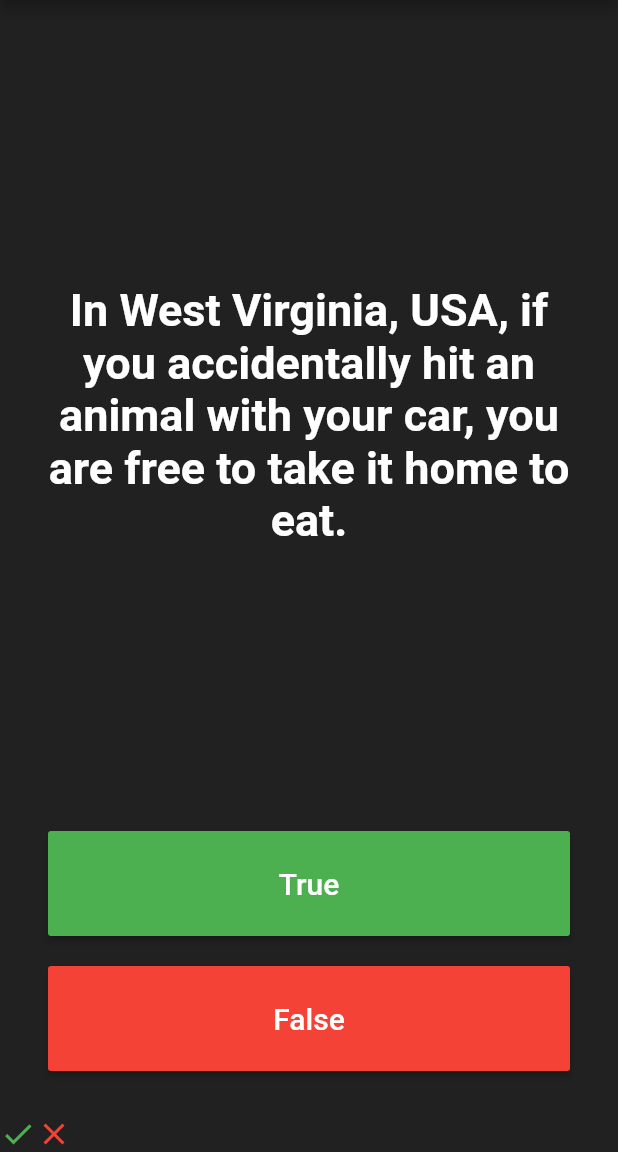
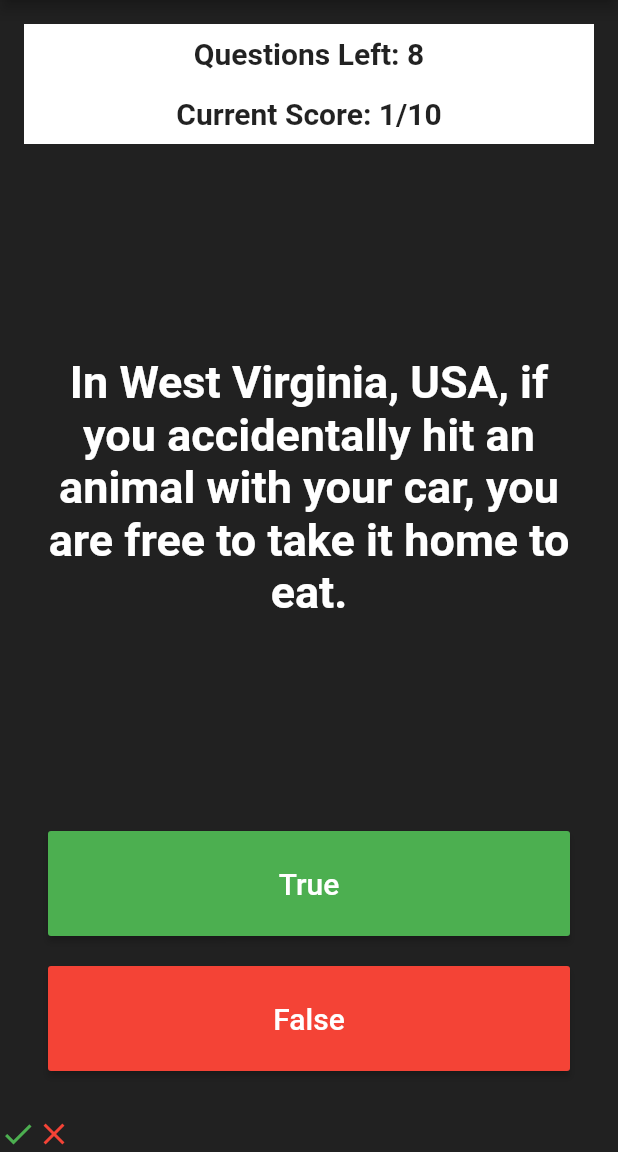
Before and after one commit to goyalh4164/Quiz, a Flutter app: the screen it shows after launch, after a tap on "True", after a tap on "False", on a phone screen of 412 x 824 dp, the part 84-1236 px from its top. Run offline on Flutter 3.47's test engine with Material 2 defaults, Android fonts, the phone set to English and light mode, and no system bars.

Commit message:
Final touches are done

```diff
--- a/lib/main.dart
+++ b/lib/main.dart
@@ -1,6 +1,5 @@
 import 'package:flutter/material.dart';
 import 'quiz_brain.dart';
-import 'package:rflutter_alert/rflutter_alert.dart';
 
 QuizBrain quizBrain = QuizBrain();
 void main() {
@@ -14,6 +13,9 @@ class MyApp extends StatefulWidget {
 
 class _MyAppState extends State<MyApp> {
   List<Icon> scoreKeeper = [];
+  int cq = 10;
+
+  int cs = 0;
   // List<String> questions = [];
   // List<bool> answers = [false, false, true, false];
   //This is how you can create questiona and answer club together
@@ -25,9 +27,13 @@ class _MyAppState extends State<MyApp> {
   void checkAnswer(bool userPickedAnswer) {
     bool correctAnswer = quizBrain.getCorrectAnswer();
     setState(() {
+      cs;
+      cq--;
       quizBrain.nextQuestion();
     });
+
     if (correctAnswer == userPickedAnswer) {
+      cs++;
       scoreKeeper.add(
         Icon(
           Icons.check,
@@ -60,6 +66,36 @@ class _MyAppState extends State<MyApp> {
             child: Column(
               mainAxisAlignment: MainAxisAlignment.center,
               children: [
+                Padding(
+                  padding: const EdgeInsets.fromLTRB(16, 16, 16, 0),
+                  child: Container(
+                    color: Colors.white,
+                    width: double.infinity,
+                    height: 40,
+                    child: Center(
+                      child: Text(
+                        "Questions Left: " + "${cq}",
+                        style: TextStyle(
+                            fontSize: 20, fontWeight: FontWeight.bold),
+                      ),
+                    ),
+                  ),
+                ),
+                Padding(
+                  padding: const EdgeInsets.fromLTRB(16, 0, 16, 0),
+                  child: Container(
+                    color: Colors.white,
+                    width: double.infinity,
+                    height: 40,
+                    child: Center(
+                      child: Text(
+                        "Current Score: " + "${cs}/10",
+                        style: TextStyle(
+                            fontSize: 20, fontWeight: FontWeight.bold),
+                      ),
+                    ),
+                  ),
+                ),
                 Expanded(
                   child: Container(
                     width: double.infinity,
@@ -85,13 +121,6 @@ class _MyAppState extends State<MyApp> {
                     padding: const EdgeInsets.fromLTRB(32, 0, 32, 0),
                     child: MaterialButton(
                       onPressed: () {
-                        if (quizBrain.questionNumber == 5) {
-                          Alert(
-                                  context: context,
-                                  title: "rflutter_alert",
-                                  desc: "this is a description")
-                              .show();
-                        }
                         checkAnswer(true);
                       },
                       color: Colors.green,
@@ -113,15 +142,7 @@ class _MyAppState extends State<MyApp> {
                     padding: const EdgeInsets.fromLTRB(32, 0, 32, 0),
                     child: MaterialButton(
                       onPressed: () {
-                        if (quizBrain.questionNumber == 5) {
-                          Alert(
-                                  context: context,
-                                  title: "rflutter_alert",
-                                  desc: "this is a description")
-                              .show();
-                        } else {
-                          checkAnswer(false);
-                        }
+                        checkAnswer(false);
                       },
                       color: Colors.red,
                       height: 70,
--- a/lib/quiz_brain.dart
+++ b/lib/quiz_brain.dart
@@ -20,7 +20,7 @@ class QuizBrain {
         a: true),
 
     Question(
-        q: "In London, UK, if you happen to die in the House of Parliament, you are technically entitled to a state funeral, because the building is considered too sacred a place.",
+        q: "In London, UK, if you happen to die in the House of Parliament, you are technically entitled to a state funeral.",
         a: false),
 
     Question(q: "It is illegal to pee in the Ocean in Portugal.", a: true),
--- a/pubspec.yaml
+++ b/pubspec.yaml
@@ -29,7 +29,7 @@ environment:
 dependencies:
   flutter:
     sdk: flutter
-  rflutter_alert: ^2.0.4
+  cool_alert: ^1.1.0
 
 
   # The following adds the Cupertino Icons font to your application.
```
Also changed, not shown: pubspec.lock.
